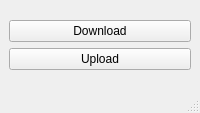
Qt form client/gui/ui/api_file_transfer.ui (isax785/api-file-transfer) before a commit.
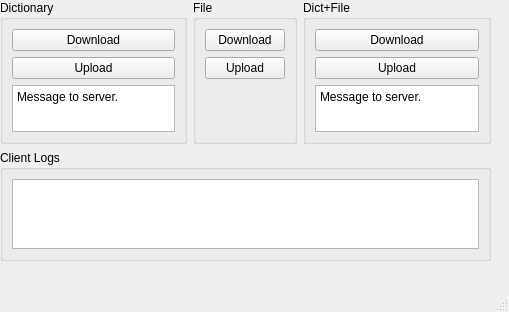
The same form after that commit.

Commit message: implemented up/dwn dictionary

```diff
--- a/client/gui/ui/api_file_transfer.ui
+++ b/client/gui/ui/api_file_transfer.ui
@@ -6,28 +6,77 @@
    <rect>
     <x>0</x>
     <y>0</y>
-    <width>200</width>
-    <height>113</height>
+    <width>509</width>
+    <height>312</height>
    </rect>
   </property>
   <property name="minimumSize">
    <size>
-    <width>200</width>
-    <height>113</height>
+    <width>509</width>
+    <height>312</height>
    </size>
   </property>
   <property name="maximumSize">
    <size>
-    <width>200</width>
-    <height>113</height>
+    <width>509</width>
+    <height>312</height>
    </size>
   </property>
   <property name="windowTitle">
    <string>API File Transfer</string>
   </property>
   <widget class="QWidget" name="centralwidget">
+   <widget class="QWidget" name="layoutWidget">
+    <property name="geometry">
+     <rect>
+      <x>0</x>
+      <y>0</y>
+      <width>491</width>
+      <height>261</height>
+     </rect>
+    </property>
+    <layout class="QGridLayout" name="gridLayout">
+     <item row="0" column="1">
+      <widget class="QGroupBox" name="groupBox_2">
+       <property name="title">
+        <string>File</string>
+       </property>
    <layout class="QVBoxLayout" name="verticalLayout_2">
     <item>
+         <widget class="QPushButton" name="f_btn_dwn">
+          <property name="text">
+           <string>Download</string>
+          </property>
+         </widget>
+        </item>
+        <item>
+         <widget class="QPushButton" name="f_btn_up">
+          <property name="text">
+           <string>Upload</string>
+          </property>
+         </widget>
+        </item>
+        <item>
+         <spacer name="verticalSpacer">
+          <property name="orientation">
+           <enum>Qt::Vertical</enum>
+          </property>
+          <property name="sizeHint" stdset="0">
+           <size>
+            <width>20</width>
+            <height>40</height>
+           </size>
+          </property>
+         </spacer>
+        </item>
+       </layout>
+      </widget>
+     </item>
+     <item row="0" column="0">
+      <widget class="QGroupBox" name="groupBox">
+       <property name="title">
+        <string>Dictionary</string>
+       </property>
      <layout class="QVBoxLayout" name="verticalLayout">
       <item>
        <widget class="QPushButton" name="pushButton">
@@ -43,9 +92,60 @@
         </property>
        </widget>
       </item>
-     </layout>
-    </item>
-   </layout>
+        <item>
+         <widget class="QPlainTextEdit" name="d_txt">
+          <property name="plainText">
+           <string>Message to server.</string>
+          </property>
+         </widget>
+        </item>
+       </layout>
+      </widget>
+     </item>
+     <item row="0" column="2">
+      <widget class="QGroupBox" name="groupBox_3">
+       <property name="title">
+        <string>Dict+File</string>
+       </property>
+       <layout class="QVBoxLayout" name="verticalLayout_3">
+        <item>
+         <widget class="QPushButton" name="df_btn_dwn">
+          <property name="text">
+           <string>Download</string>
+          </property>
+         </widget>
+        </item>
+        <item>
+         <widget class="QPushButton" name="df_btn_up">
+          <property name="text">
+           <string>Upload</string>
+          </property>
+         </widget>
+        </item>
+        <item>
+         <widget class="QPlainTextEdit" name="df_text">
+          <property name="plainText">
+           <string>Message to server.</string>
+          </property>
+         </widget>
+        </item>
+       </layout>
+      </widget>
+     </item>
+     <item row="1" column="0" colspan="3">
+      <widget class="QGroupBox" name="groupBox_4">
+       <property name="title">
+        <string>Client Logs</string>
+       </property>
+       <layout class="QVBoxLayout" name="verticalLayout_4">
+        <item>
+         <widget class="QPlainTextEdit" name="log_txt"/>
+        </item>
+       </layout>
+      </widget>
+     </item>
+    </layout>
+   </widget>
   </widget>
   <widget class="QMenuBar" name="menubar">
    <property name="geometry">
```
Left out of the diff: 6 changed lines with no effect on the pictures. Lines whose indentation alone changed are shown as unchanged. The commit also changes 5 other files.
